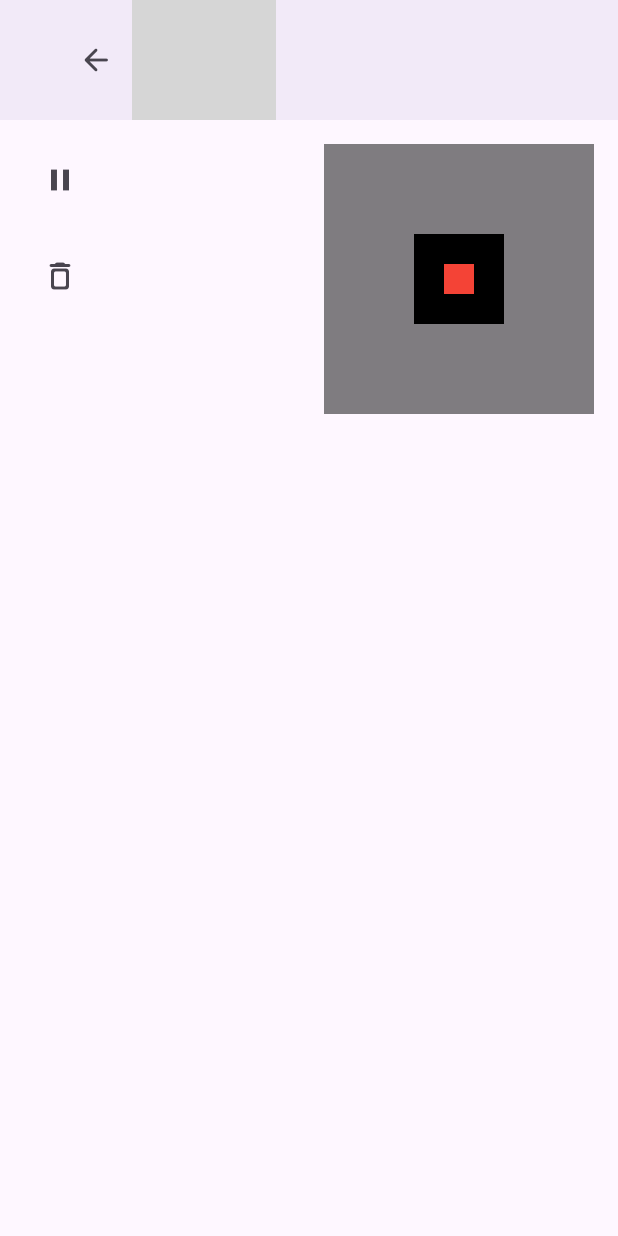
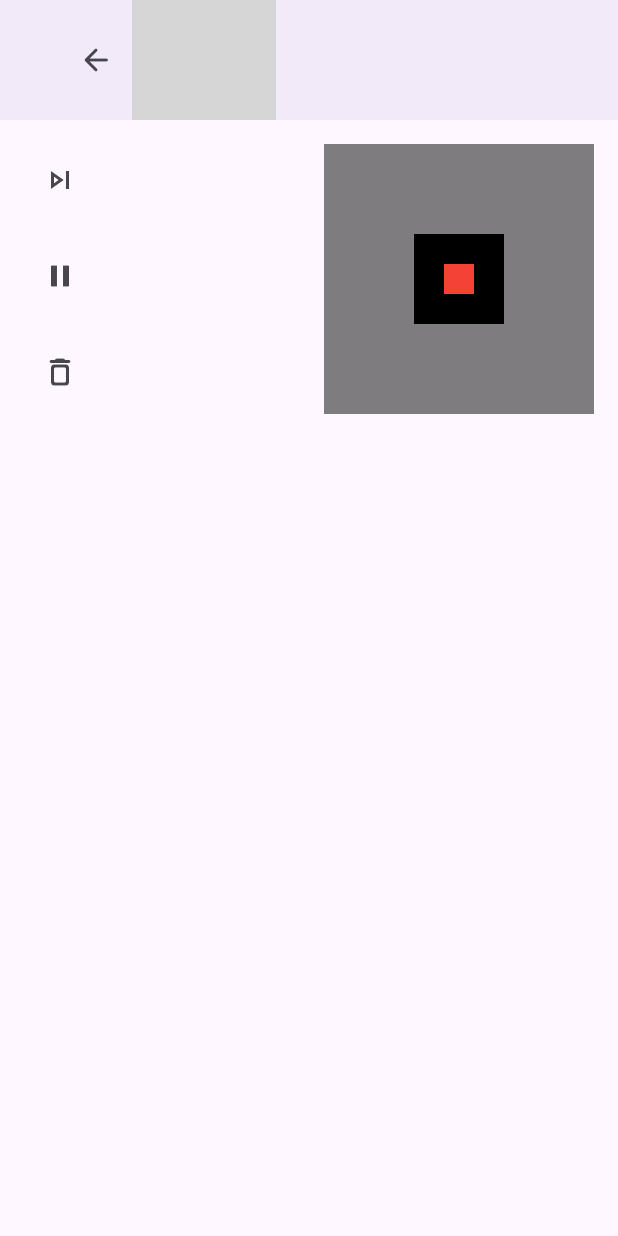
Before and after one commit to TiagoLacerda/portfolio-automata, a Flutter app: the screen it shows after launch, after a tap on the "play arrow" icon, on a phone screen of 412 x 824 dp. Run offline on Flutter 3.47's test engine with Material 3 defaults, Android fonts, the phone set to English and light mode, and no system bars; our stand-ins replace flutter_svg, go_router, web; missing offline and left inert: overlay_options_button, portfolio_design_system; grey boxes are pictures that could not be loaded.

Commit message:
Added button for stepping simulation forward once

```diff
--- a/lib/app/core/grid/widgets/grid_widget.dart
+++ b/lib/app/core/grid/widgets/grid_widget.dart
@@ -234,19 +234,16 @@ class GridPainter extends CustomPainter {
       }
 
       for (final position in chunk.nonZeroPositions) {
-        final index = position.i * chunk.size + position.j;
-        final i = index ~/ chunk.size;
-        final j = index % chunk.size;
-        final value = chunk.get(i, j);
-        final color = colorWith(i, j, value);
+        final value = chunk.get(position.i, position.j);
+        final color = colorWith(position.i, position.j, value);
 
         if (color == null) continue;
         if (color != paint.color) paint.color = color;
 
         canvas.drawRect(
           Rect.fromLTWH(
-            coordinates.i * scaledChunkSize + i * cellSize + offset.dx,
-            coordinates.j * scaledChunkSize + j * cellSize + offset.dy,
+            coordinates.i * scaledChunkSize + position.i * cellSize + offset.dx,
+            coordinates.j * scaledChunkSize + position.j * cellSize + offset.dy,
             cellSize,
             cellSize,
           ),
--- a/lib/app/modules/home/home_controller.dart
+++ b/lib/app/modules/home/home_controller.dart
@@ -30,6 +30,12 @@ final class HomeController with ChangeNotifier {
     );
   }
 
+  void step() {
+    running = false;
+    game.update();
+    notifyListeners();
+  }
+
   void toggle() {
     running = !running;
     notifyListeners();
--- a/lib/app/modules/home/home_view.dart
+++ b/lib/app/modules/home/home_view.dart
@@ -64,6 +64,15 @@ class HomeView extends StatelessWidget {
             },
           );
 
+          final stepButton = IconButton(
+            onPressed: () {
+              controller.step();
+            },
+            icon: Icon(
+              Icons.skip_next_outlined,
+            ),
+          );
+
           final toggleButton = IconButton(
             onPressed: () {
               controller.toggle();
@@ -82,7 +91,17 @@ class HomeView extends StatelessWidget {
             ),
           );
 
-          final cellColor = Theme.of(context).brightness == Brightness.dark ? Colors.white : Colors.black;
+          Color cellColor, emptyColor0, emptyColor1;
+
+          if (Theme.of(context).brightness == Brightness.dark) {
+            cellColor = Colors.white;
+            emptyColor0 = Color(0xFF0F0F0F);
+            emptyColor1 = Color(0xFF1F1F1F);
+          } else {
+            cellColor = Colors.black;
+            emptyColor0 = Color(0xFFF0F0F0);
+            emptyColor1 = Color(0xFFF1F1F1);
+          }
 
           return Scaffold(
             appBar: AppBar(
@@ -117,6 +136,7 @@ class HomeView extends StatelessWidget {
                   child: Column(
                     spacing: spacing,
                     children: [
+                      stepButton,
                       toggleButton,
                       clearButton,
                     ],
@@ -146,7 +166,9 @@ class HomeView extends StatelessWidget {
                           enablePanAndZoom: false,
                           colorWith: (i, j, value) {
                             if (i == 0 && j == 0) return Colors.red;
-                            return value ? cellColor : null;
+                            if (value) return cellColor;
+                            if ((i + j % 2) == 0) return emptyColor0;
+                            return emptyColor1;
                           },
                         ),
                       ),
```
Also changed, not shown: 1 other file.
